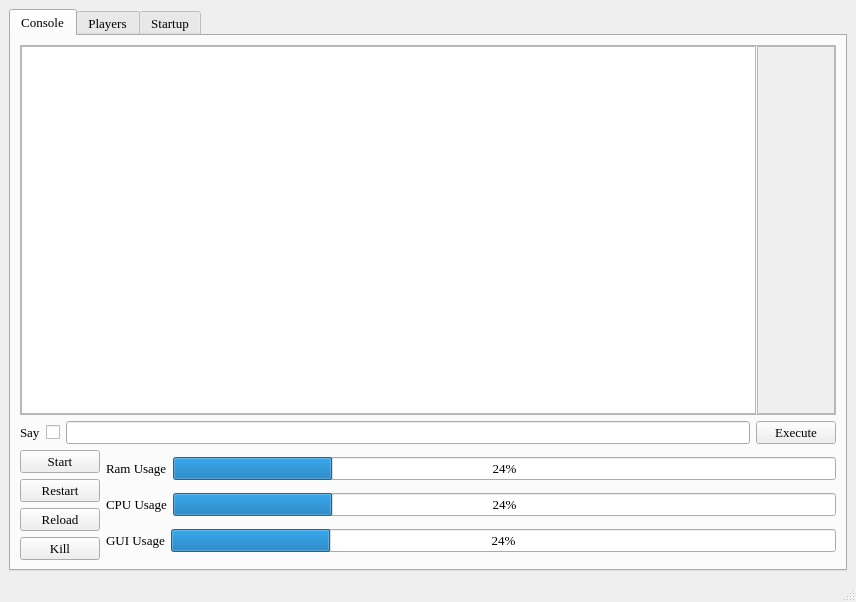
This is UiFiles/ServerGui.ui in iBlitzkriegi/ServerGui as Qt 5 draws it before an edit. The edited form follows.
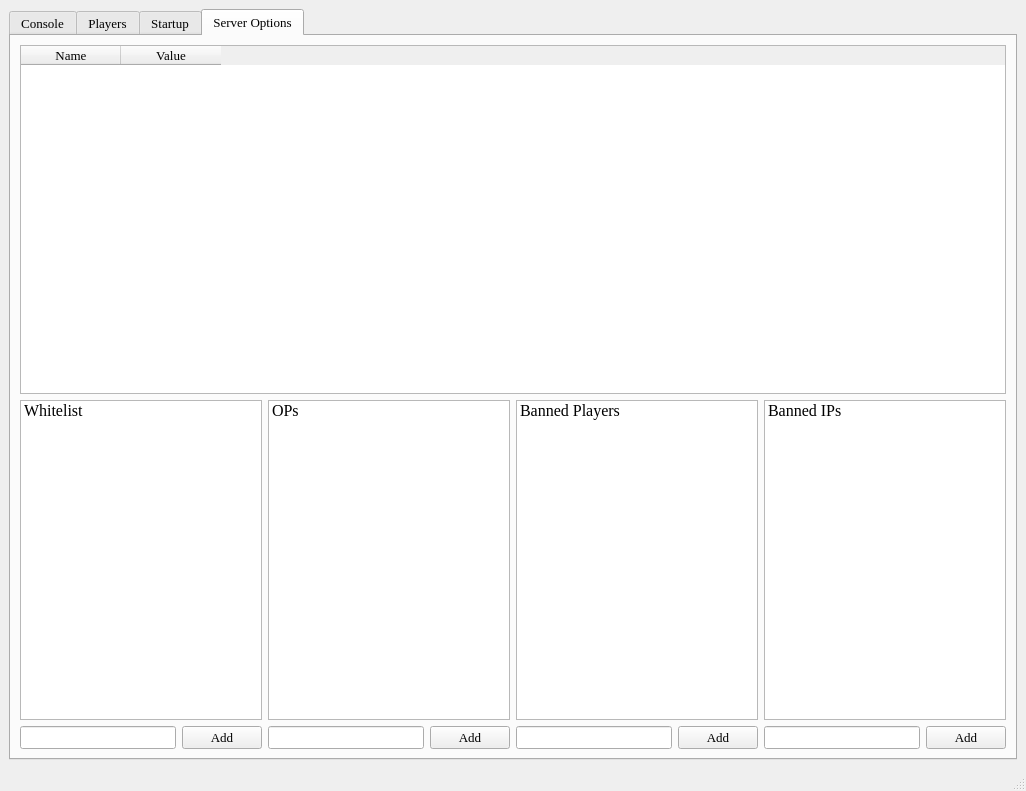
This is the edited form. The open tabs and pages were chosen to show the change.

Commit message: Design new server options page

```diff
--- a/UiFiles/ServerGui.ui
+++ b/UiFiles/ServerGui.ui
@@ -6,8 +6,8 @@
    <rect>
     <x>0</x>
     <y>0</y>
-    <width>856</width>
-    <height>602</height>
+    <width>1026</width>
+    <height>791</height>
    </rect>
   </property>
   <property name="baseSize">
@@ -112,7 +112,7 @@
                  <rect>
                   <x>0</x>
                   <y>0</y>
-                  <width>70</width>
+                  <width>85</width>
                   <height>188</height>
                  </rect>
                 </property>
@@ -745,6 +745,173 @@
         </item>
        </layout>
       </widget>
+      <widget class="QWidget" name="tab_4">
+       <attribute name="title">
+        <string>Server Options</string>
+       </attribute>
+       <layout class="QVBoxLayout" name="verticalLayout_19">
+        <item>
+         <layout class="QVBoxLayout" name="verticalLayout_18">
+          <item>
+           <widget class="QTableWidget" name="server_options_table">
+            <property name="font">
+             <font>
+              <family>Times New Roman</family>
+              <pointsize>10</pointsize>
+             </font>
+            </property>
+            <column>
+             <property name="text">
+              <string>Name</string>
+             </property>
+            </column>
+            <column>
+             <property name="text">
+              <string>Value</string>
+             </property>
+            </column>
+           </widget>
+          </item>
+          <item>
+           <layout class="QHBoxLayout" name="horizontalLayout_18">
+            <item>
+             <layout class="QVBoxLayout" name="verticalLayout_12">
+              <item>
+               <widget class="QListWidget" name="whitelist_list_widget">
+                <property name="font">
+                 <font>
+                  <family>Times New Roman</family>
+                  <pointsize>12</pointsize>
+                 </font>
+                </property>
+                <item>
+                 <property name="text">
+                  <string>Whitelist</string>
+                 </property>
+                </item>
+               </widget>
+              </item>
+              <item>
+               <layout class="QHBoxLayout" name="horizontalLayout_11">
+                <item>
+                 <widget class="QLineEdit" name="lineEdit"/>
+                </item>
+                <item>
+                 <widget class="QPushButton" name="pushButton">
+                  <property name="text">
+                   <string>Add</string>
+                  </property>
+                 </widget>
+                </item>
+               </layout>
+              </item>
+             </layout>
+            </item>
+            <item>
+             <layout class="QVBoxLayout" name="verticalLayout_13">
+              <item>
+               <widget class="QListWidget" name="ops_list_widget">
+                <property name="font">
+                 <font>
+                  <family>Times New Roman</family>
+                  <pointsize>12</pointsize>
+                 </font>
+                </property>
+                <item>
+                 <property name="text">
+                  <string>OPs</string>
+                 </property>
+                </item>
+               </widget>
+              </item>
+              <item>
+               <layout class="QHBoxLayout" name="horizontalLayout_13">
+                <item>
+                 <widget class="QLineEdit" name="lineEdit_3"/>
+                </item>
+                <item>
+                 <widget class="QPushButton" name="pushButton_3">
+                  <property name="text">
+                   <string>Add</string>
+                  </property>
+                 </widget>
+                </item>
+               </layout>
+              </item>
+             </layout>
+            </item>
+            <item>
+             <layout class="QVBoxLayout" name="verticalLayout_16">
+              <item>
+               <widget class="QListWidget" name="banned_players_list_widget">
+                <property name="font">
+                 <font>
+                  <family>Times New Roman</family>
+                  <pointsize>12</pointsize>
+                 </font>
+                </property>
+                <item>
+                 <property name="text">
+                  <string>Banned Players</string>
+                 </property>
+                </item>
+               </widget>
+              </item>
+              <item>
+               <layout class="QHBoxLayout" name="horizontalLayout_16">
+                <item>
+                 <widget class="QLineEdit" name="lineEdit_6"/>
+                </item>
+                <item>
+                 <widget class="QPushButton" name="pushButton_6">
+                  <property name="text">
+                   <string>Add</string>
+                  </property>
+                 </widget>
+                </item>
+               </layout>
+              </item>
+             </layout>
+            </item>
+            <item>
+             <layout class="QVBoxLayout" name="verticalLayout_17">
+              <item>
+               <widget class="QListWidget" name="banned_ips_list_widget">
+                <property name="font">
+                 <font>
+                  <family>Times New Roman</family>
+                  <pointsize>12</pointsize>
+                 </font>
+                </property>
+                <item>
+                 <property name="text">
+                  <string>Banned IPs</string>
+                 </property>
+                </item>
+               </widget>
+              </item>
+              <item>
+               <layout class="QHBoxLayout" name="horizontalLayout_17">
+                <item>
+                 <widget class="QLineEdit" name="lineEdit_7"/>
+                </item>
+                <item>
+                 <widget class="QPushButton" name="pushButton_7">
+                  <property name="text">
+                   <string>Add</string>
+                  </property>
+                 </widget>
+                </item>
+               </layout>
+              </item>
+             </layout>
+            </item>
+           </layout>
+          </item>
+         </layout>
+        </item>
+       </layout>
+      </widget>
      </widget>
     </item>
    </layout>
```
The commit also changes 1 other file.
